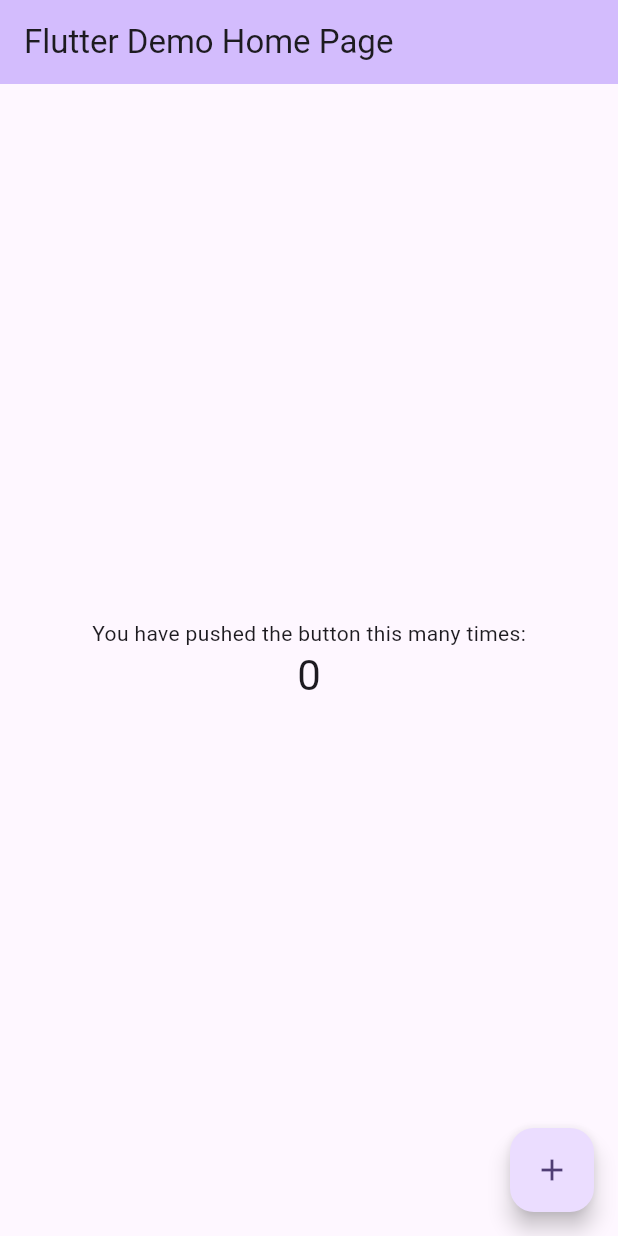
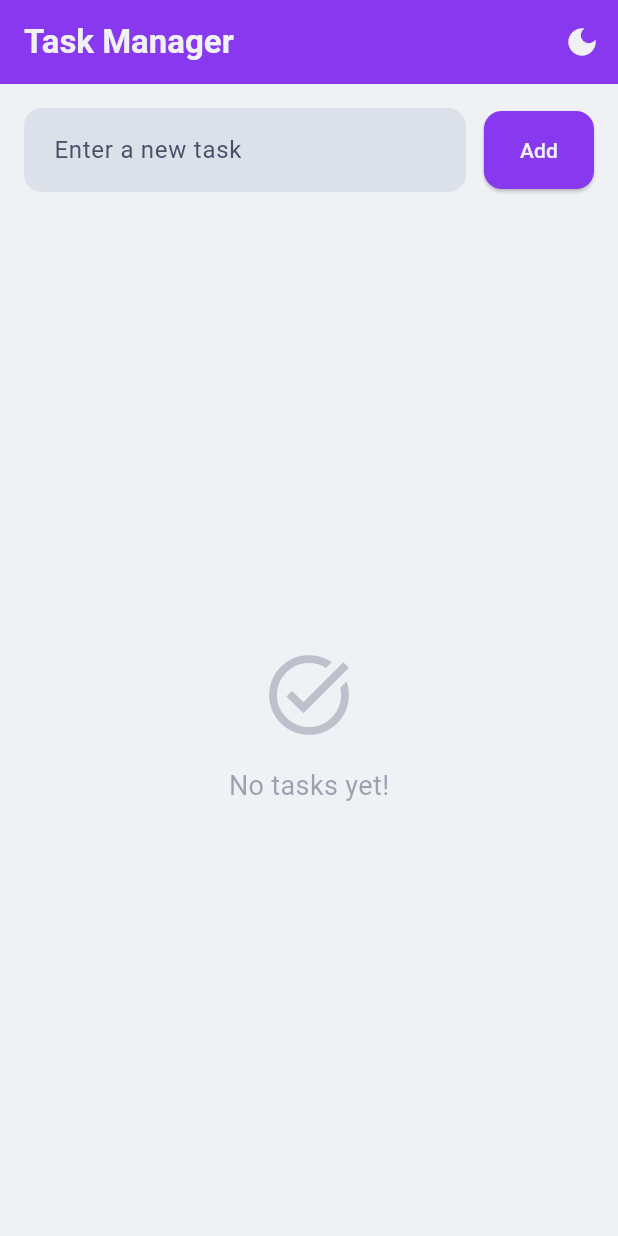
Before and after one commit to Motaphe/tasks, a Flutter app: the screen it shows after launch, on a phone screen of 412 x 824 dp. Run offline on Flutter 3.47's test engine with Material 3 defaults, Android fonts, the phone set to English and light mode, and no system bars; our stand-ins replace shared_preferences.

Commit message:
Add task manager app with persistence and theming
Implement StatefulWidget-based task management with CRUD operations, local storage using shared_preferences, and light/dark mode toggle with Catppuccin color scheme.

```diff
--- a/lib/main.dart
+++ b/lib/main.dart
@@ -1,122 +1,353 @@
+import 'dart:convert';
 import 'package:flutter/material.dart';
+import 'package:shared_preferences/shared_preferences.dart';
 
 void main() {
   runApp(const MyApp());
 }
 
-class MyApp extends StatelessWidget {
-  const MyApp({super.key});
+class Task {
+  String name;
+  bool isCompleted;
 
-  // This widget is the root of your application.
-  @override
-  Widget build(BuildContext context) {
-    return MaterialApp(
-      title: 'Flutter Demo',
-      theme: ThemeData(
-        // This is the theme of your application.
-        //
-        // TRY THIS: Try running your application with "flutter run". You'll see
-        // the application has a purple toolbar. Then, without quitting the app,
-        // try changing the seedColor in the colorScheme below to Colors.green
-        // and then invoke "hot reload" (save your changes or press the "hot
-        // reload" button in a Flutter-supported IDE, or press "r" if you used
-        // the command line to start the app).
-        //
-        // Notice that the counter didn't reset back to zero; the application
-        // state is not lost during the reload. To reset the state, use hot
-        // restart instead.
-        //
-        // This works for code too, not just values: Most code changes can be
-        // tested with just a hot reload.
-        colorScheme: ColorScheme.fromSeed(seedColor: Colors.deepPurple),
-      ),
-      home: const MyHomePage(title: 'Flutter Demo Home Page'),
+  Task({required this.name, this.isCompleted = false});
+
+  Map<String, dynamic> toJson() => {
+        'name': name,
+        'isCompleted': isCompleted,
+      };
+
+  factory Task.fromJson(Map<String, dynamic> json) {
+    return Task(
+      name: json['name'],
+      isCompleted: json['isCompleted'],
     );
   }
 }
 
-class MyHomePage extends StatefulWidget {
-  const MyHomePage({super.key, required this.title});
-
-  // This widget is the home page of your application. It is stateful, meaning
-  // that it has a State object (defined below) that contains fields that affect
-  // how it looks.
-
-  // This class is the configuration for the state. It holds the values (in this
-  // case the title) provided by the parent (in this case the App widget) and
-  // used by the build method of the State. Fields in a Widget subclass are
-  // always marked "final".
-
-  final String title;
+class MyApp extends StatefulWidget {
+  const MyApp({super.key});
 
   @override
-  State<MyHomePage> createState() => _MyHomePageState();
+  State<MyApp> createState() => _MyAppState();
 }
 
-class _MyHomePageState extends State<MyHomePage> {
-  int _counter = 0;
+class _MyAppState extends State<MyApp> {
+  bool isDarkMode = false;
 
-  void _incrementCounter() {
+  @override
+  void initState() {
+    super.initState();
+    _loadTheme();
+  }
+
+  Future<void> _loadTheme() async {
+    final prefs = await SharedPreferences.getInstance();
     setState(() {
-      // This call to setState tells the Flutter framework that something has
-      // changed in this State, which causes it to rerun the build method below
-      // so that the display can reflect the updated values. If we changed
-      // _counter without calling setState(), then the build method would not be
-      // called again, and so nothing would appear to happen.
-      _counter++;
+      isDarkMode = prefs.getBool('isDarkMode') ?? false;
     });
+  }
+
+  Future<void> _toggleTheme() async {
+    final prefs = await SharedPreferences.getInstance();
+    setState(() {
+      isDarkMode = !isDarkMode;
+    });
+    await prefs.setBool('isDarkMode', isDarkMode);
   }
 
   @override
   Widget build(BuildContext context) {
-    // This method is rerun every time setState is called, for instance as done
-    // by the _incrementCounter method above.
-    //
-    // The Flutter framework has been optimized to make rerunning build methods
-    // fast, so that you can just rebuild anything that needs updating rather
-    // than having to individually change instances of widgets.
-    return Scaffold(
-      appBar: AppBar(
-        // TRY THIS: Try changing the color here to a specific color (to
-        // Colors.amber, perhaps?) and trigger a hot reload to see the AppBar
-        // change color while the other colors stay the same.
-        backgroundColor: Theme.of(context).colorScheme.inversePrimary,
-        // Here we take the value from the MyHomePage object that was created by
-        // the App.build method, and use it to set our appbar title.
-        title: Text(widget.title),
+    return MaterialApp(
+      title: 'Task Manager',
+      debugShowCheckedModeBanner: false,
+      theme: _buildLightTheme(),
+      darkTheme: _buildDarkTheme(),
+      themeMode: isDarkMode ? ThemeMode.dark : ThemeMode.light,
+      home: TaskListScreen(onThemeToggle: _toggleTheme, isDarkMode: isDarkMode),
+    );
+  }
+
+  ThemeData _buildLightTheme() {
+    return ThemeData(
+      useMaterial3: true,
+      brightness: Brightness.light,
+      scaffoldBackgroundColor: const Color(0xFFEFF1F5),
+      colorScheme: const ColorScheme.light(
+        primary: Color(0xFF8839EF),
+        secondary: Color(0xFFEA76CB),
+        surface: Color(0xFFCCD0DA),
+        onPrimary: Color(0xFFEFF1F5),
+        onSecondary: Color(0xFFEFF1F5),
+        onSurface: Color(0xFF4C4F69),
       ),
-      body: Center(
-        // Center is a layout widget. It takes a single child and positions it
-        // in the middle of the parent.
-        child: Column(
-          // Column is also a layout widget. It takes a list of children and
-          // arranges them vertically. By default, it sizes itself to fit its
-          // children horizontally, and tries to be as tall as its parent.
-          //
-          // Column has various properties to control how it sizes itself and
-          // how it positions its children. Here we use mainAxisAlignment to
-          // center the children vertically; the main axis here is the vertical
-          // axis because Columns are vertical (the cross axis would be
-          // horizontal).
-          //
-          // TRY THIS: Invoke "debug painting" (choose the "Toggle Debug Paint"
-          // action in the IDE, or press "p" in the console), to see the
-          // wireframe for each widget.
-          mainAxisAlignment: MainAxisAlignment.center,
-          children: <Widget>[
-            const Text('You have pushed the button this many times:'),
-            Text(
-              '$_counter',
-              style: Theme.of(context).textTheme.headlineMedium,
-            ),
-          ],
+      cardTheme: CardThemeData(
+        color: const Color(0xFFDCE0E8),
+        elevation: 2,
+        shape: RoundedRectangleBorder(borderRadius: BorderRadius.circular(12)),
+      ),
+      appBarTheme: const AppBarTheme(
+        backgroundColor: Color(0xFF8839EF),
+        foregroundColor: Color(0xFFEFF1F5),
+        elevation: 0,
+      ),
+      floatingActionButtonTheme: const FloatingActionButtonThemeData(
+        backgroundColor: Color(0xFF8839EF),
+        foregroundColor: Color(0xFFEFF1F5),
+      ),
+      inputDecorationTheme: InputDecorationTheme(
+        filled: true,
+        fillColor: const Color(0xFFDCE0E8),
+        border: OutlineInputBorder(
+          borderRadius: BorderRadius.circular(12),
+          borderSide: BorderSide.none,
         ),
       ),
-      floatingActionButton: FloatingActionButton(
-        onPressed: _incrementCounter,
-        tooltip: 'Increment',
-        child: const Icon(Icons.add),
-      ), // This trailing comma makes auto-formatting nicer for build methods.
+    );
+  }
+
+  ThemeData _buildDarkTheme() {
+    return ThemeData(
+      useMaterial3: true,
+      brightness: Brightness.dark,
+      scaffoldBackgroundColor: const Color(0xFF1E1E2E),
+      colorScheme: const ColorScheme.dark(
+        primary: Color(0xFFCBA6F7),
+        secondary: Color(0xFFF5C2E7),
+        surface: Color(0xFF313244),
+        onPrimary: Color(0xFF1E1E2E),
+        onSecondary: Color(0xFF1E1E2E),
+        onSurface: Color(0xFFCDD6F4),
+      ),
+      cardTheme: CardThemeData(
+        color: const Color(0xFF313244),
+        elevation: 2,
+        shape: RoundedRectangleBorder(borderRadius: BorderRadius.circular(12)),
+      ),
+      appBarTheme: const AppBarTheme(
+        backgroundColor: Color(0xFFCBA6F7),
+        foregroundColor: Color(0xFF1E1E2E),
+        elevation: 0,
+      ),
+      floatingActionButtonTheme: const FloatingActionButtonThemeData(
+        backgroundColor: Color(0xFFCBA6F7),
+        foregroundColor: Color(0xFF1E1E2E),
+      ),
+      inputDecorationTheme: InputDecorationTheme(
+        filled: true,
+        fillColor: const Color(0xFF313244),
+        border: OutlineInputBorder(
+          borderRadius: BorderRadius.circular(12),
+          borderSide: BorderSide.none,
+        ),
+      ),
     );
   }
 }
+
+class TaskListScreen extends StatefulWidget {
+  final VoidCallback onThemeToggle;
+  final bool isDarkMode;
+
+  const TaskListScreen({
+    super.key,
+    required this.onThemeToggle,
+    required this.isDarkMode,
+  });
+
+  @override
+  State<TaskListScreen> createState() => _TaskListScreenState();
+}
+
+class _TaskListScreenState extends State<TaskListScreen> {
+  final List<Task> _tasks = [];
+  final TextEditingController _taskController = TextEditingController();
+
+  @override
+  void initState() {
+    super.initState();
+    _loadTasks();
+  }
+
+  Future<void> _loadTasks() async {
+    final prefs = await SharedPreferences.getInstance();
+    final String? tasksJson = prefs.getString('tasks');
+    if (tasksJson != null) {
+      final List<dynamic> tasksList = jsonDecode(tasksJson);
+      setState(() {
+        _tasks.clear();
+        _tasks.addAll(tasksList.map((json) => Task.fromJson(json)).toList());
+      });
+    }
+  }
+
+  Future<void> _saveTasks() async {
+    final prefs = await SharedPreferences.getInstance();
+    final String tasksJson =
+        jsonEncode(_tasks.map((task) => task.toJson()).toList());
+    await prefs.setString('tasks', tasksJson);
+  }
+
+  void _addTask() {
+    if (_taskController.text.trim().isNotEmpty) {
+      setState(() {
+        _tasks.add(Task(name: _taskController.text.trim()));
+        _taskController.clear();
+      });
+      _saveTasks();
+    }
+  }
+
+  void _toggleTaskCompletion(int index) {
+    setState(() {
+      _tasks[index].isCompleted = !_tasks[index].isCompleted;
+    });
+    _saveTasks();
+  }
+
+  void _deleteTask(int index) {
+    setState(() {
+      _tasks.removeAt(index);
+    });
+    _saveTasks();
+  }
+
+  @override
+  Widget build(BuildContext context) {
+    return Scaffold(
+      appBar: AppBar(
+        title: const Text(
+          'Task Manager',
+          style: TextStyle(fontWeight: FontWeight.bold),
+        ),
+        actions: [
+          IconButton(
+            icon: Icon(widget.isDarkMode ? Icons.light_mode : Icons.dark_mode),
+            onPressed: widget.onThemeToggle,
+            tooltip: 'Toggle Theme',
+          ),
+        ],
+      ),
+      body: Column(
+        children: [
+          Padding(
+            padding: const EdgeInsets.all(16.0),
+            child: Row(
+              children: [
+                Expanded(
+                  child: TextField(
+                    controller: _taskController,
+                    decoration: const InputDecoration(
+                      hintText: 'Enter a new task',
+                      contentPadding: EdgeInsets.symmetric(
+                        horizontal: 16,
+                        vertical: 16,
+                      ),
+                    ),
+                    onSubmitted: (_) => _addTask(),
+                  ),
+                ),
+                const SizedBox(width: 12),
+                ElevatedButton(
+                  onPressed: _addTask,
+                  style: ElevatedButton.styleFrom(
+                    backgroundColor: Theme.of(context).colorScheme.primary,
+                    foregroundColor: Theme.of(context).colorScheme.onPrimary,
+                    padding: const EdgeInsets.symmetric(
+                      horizontal: 24,
+                      vertical: 16,
+                    ),
+                    shape: RoundedRectangleBorder(
+                      borderRadius: BorderRadius.circular(12),
+                    ),
+                  ),
+                  child: const Text('Add'),
+                ),
+              ],
+            ),
+          ),
+          Expanded(
+            child: _tasks.isEmpty
+                ? Center(
+                    child: Column(
+                      mainAxisAlignment: MainAxisAlignment.center,
+                      children: [
+                        Icon(
+                          Icons.task_alt,
+                          size: 64,
+                          color: Theme.of(context)
+                              .colorScheme
+                              .onSurface
+                              .withValues(alpha: 0.3),
+                        ),
+                        const SizedBox(height: 16),
+                        Text(
+                          'No tasks yet!',
+                          style: TextStyle(
+                            fontSize: 18,
+                            color: Theme.of(context)
+                                .colorScheme
+                                .onSurface
+                                .withValues(alpha: 0.5),
+                          ),
+                        ),
+                      ],
+                    ),
+                  )
+                : ListView.builder(
+                    padding: const EdgeInsets.symmetric(horizontal: 16),
+                    itemCount: _tasks.length,
+                    itemBuilder: (context, index) {
+                      final task = _tasks[index];
+                      return Padding(
+                        padding: const EdgeInsets.only(bottom: 12),
+                        child: Card(
+                          child: ListTile(
+                            contentPadding: const EdgeInsets.symmetric(
+                              horizontal: 12,
+                              vertical: 4,
+                            ),
+                            leading: Checkbox(
+                              value: task.isCompleted,
+                              onChanged: (bool? value) {
+                                _toggleTaskCompletion(index);
+                              },
+                              activeColor:
+                                  Theme.of(context).colorScheme.secondary,
+                            ),
+                            title: Text(
+                              task.name,
+                              style: TextStyle(
+                                decoration: task.isCompleted
+                                    ? TextDecoration.lineThrough
+                                    : TextDecoration.none,
+                                color: task.isCompleted
+                                    ? Theme.of(context)
+                                        .colorScheme
+                                        .onSurface
+                                        .withValues(alpha: 0.5)
+                                    : Theme.of(context).colorScheme.onSurface,
+                              ),
+                            ),
+                            trailing: IconButton(
+                              icon: const Icon(Icons.delete),
+                              color: const Color(0xFFE64553),
+                              onPressed: () => _deleteTask(index),
+                            ),
+                          ),
+                        ),
+                      );
+                    },
+                  ),
+          ),
+        ],
+      ),
+    );
+  }
+
+  @override
+  void dispose() {
+    _taskController.dispose();
+    super.dispose();
+  }
+}
--- a/pubspec.yaml
+++ b/pubspec.yaml
@@ -34,6 +34,7 @@ dependencies:
   # The following adds the Cupertino Icons font to your application.
   # Use with the CupertinoIcons class for iOS style icons.
   cupertino_icons: ^1.0.8
+  shared_preferences: ^2.2.2
 
 dev_dependencies:
   flutter_test:
```
Also changed, not shown: pubspec.lock, 1 other file.
